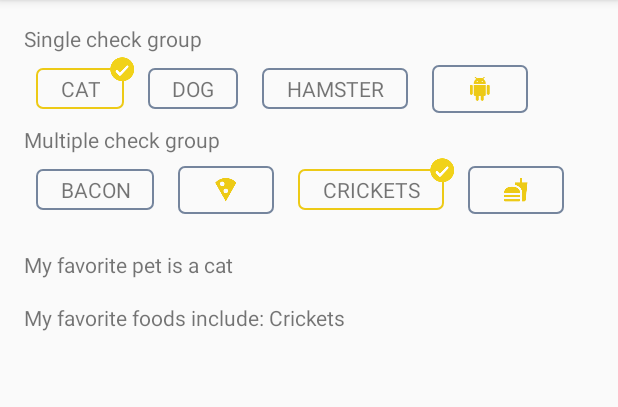
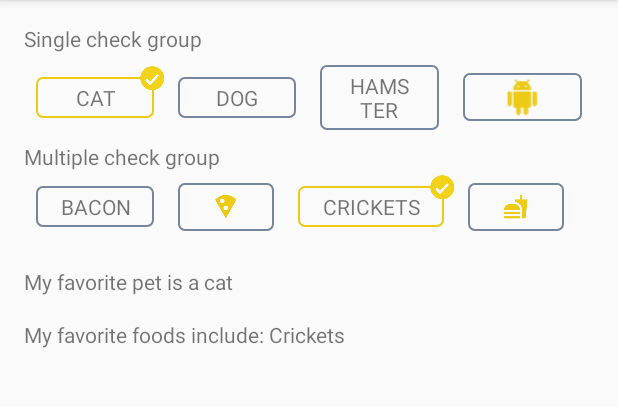
Before and after one commit to doruchidean/CheckableButtons, an Android app: the screen it shows after launch (MainActivity), on a phone screen of 412 x 824 dp, the part 84-491 px from its top. Run offline under Robolectric (Android 15) with nearby library versions, the phone set to English and light mode, and no system bars.

Commit message:
Update readme
Add example for layout_weight support

```diff
--- a/app/src/main/res/layout/activity_main.xml
+++ b/app/src/main/res/layout/activity_main.xml
@@ -17,31 +17,36 @@
         android:id="@+id/single_group"
         android:layout_width="match_parent"
         android:layout_height="wrap_content"
-        android:gravity="center_vertical">
+        android:gravity="center_vertical"
+        android:weightSum="4">
         <ro.doruchidean.checkablebutton.CheckableButton
             android:id="@+id/btn_cat"
-            android:layout_width="wrap_content"
+            android:layout_width="0dp"
+            android:layout_weight="1"
             android:layout_height="wrap_content"
             app:text="@string/label_cat"
             />
         <ro.doruchidean.checkablebutton.CheckableButton
             android:id="@+id/btn_dog"
-            android:layout_width="wrap_content"
+            android:layout_width="0dp"
+            android:layout_weight="1"
             android:layout_height="wrap_content"
             app:text="@string/label_dog"
             />
         <ro.doruchidean.checkablebutton.CheckableButton
             android:id="@+id/btn_hamster"
-            android:layout_width="wrap_content"
+            android:layout_width="0dp"
+            android:layout_weight="1"
             android:layout_height="wrap_content"
             app:text="@string/label_hamster"
             />
         <ro.doruchidean.checkablebutton.CheckableImageButton
             android:id="@+id/btn_android"
-            android:layout_width="wrap_content"
+            android:layout_width="0dp"
+            android:layout_weight="1"
             android:layout_height="wrap_content"
             app:src="@drawable/ic_android"
-            app:scaleType="fitXY"
+            app:scaleType="centerCrop"
             />
     </ro.doruchidean.checkablebutton.SingleCheckButtonsGroup>
 
```
Also changed, not shown: 1 other file.
